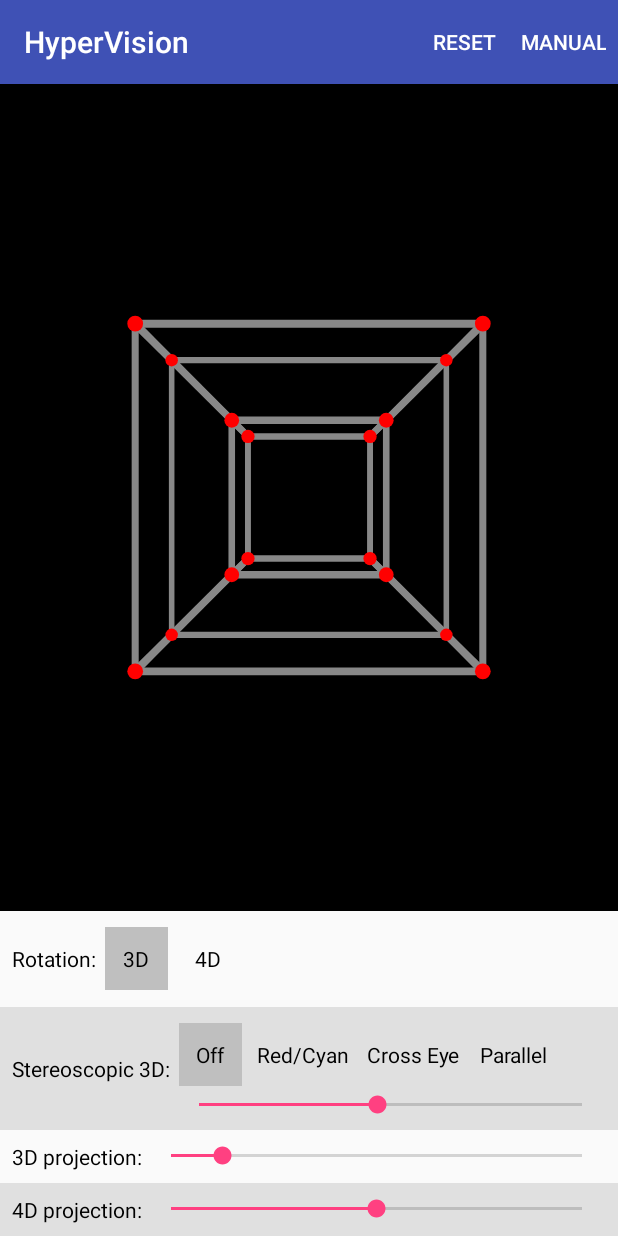
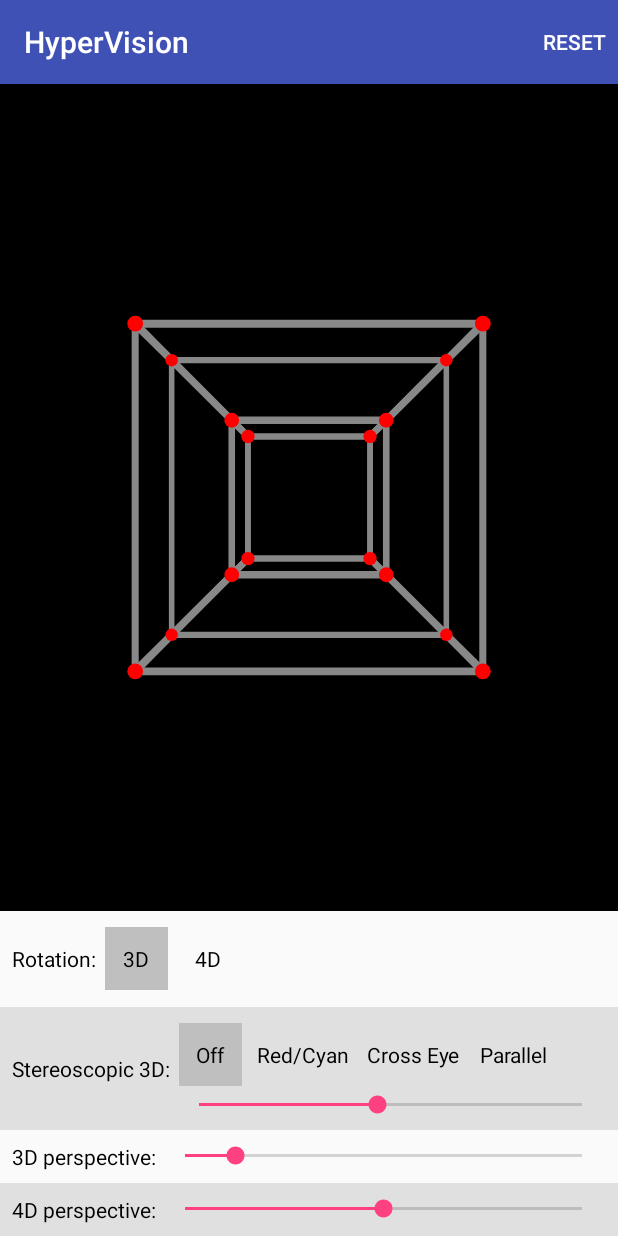
Before and after one commit to RyGuy101/HyperVision-AndroidStudio, an Android app: the screen it shows after launch (MainActivity), on a phone screen of 412 x 824 dp. Run offline under Robolectric (Android 15) with nearby library versions, the phone set to English and light mode, and no system bars.

```diff
--- a/app/src/main/java/com/blogspot/mathjoy/hypervision/HyperView.java
+++ b/app/src/main/java/com/blogspot/mathjoy/hypervision/HyperView.java
@@ -1,6 +1,7 @@
 package com.blogspot.mathjoy.hypervision;
 
 import java.util.ArrayList;
+import java.util.List;
 
 import android.content.Context;
 import android.graphics.Bitmap;
@@ -39,6 +40,9 @@ public class HyperView extends View implements OnTouchListener {
     double prevY;
     double currentX;
     double currentY;
+    double velocityX;
+    double velocityY;
+    boolean touching = false;
     int down = 0;
     public int rotateDim = 3;
     public static final int OFF_3D = 0;
@@ -55,6 +59,7 @@ public class HyperView extends View implements OnTouchListener {
     Path path = new Path();
     private Bitmap bitmap;
     Canvas myCanvas;
+    private double dpi;
     boolean expand = false;
     boolean shrink = false;
     boolean respondToTouch = true;
@@ -68,14 +73,19 @@ public class HyperView extends View implements OnTouchListener {
     }
 
     public void initialSetup() {
+        dpi = getResources().getDisplayMetrics().xdpi;
         if (points.size() == 0) {
-            for (int i = 0; i < numPoints; i++) {
+            for (int pointIndex = 0; pointIndex < numPoints; pointIndex++) {
+                String binaryNum = String.format("%" + Integer.toString(dimension) + "s", Integer.toBinaryString(pointIndex)).replace(' ', '0');
                 double[] coords = new double[dimension];
-                for (int j = 1; j <= dimension; j++) {
-                    if (i % Math.pow(2, j) < Math.pow(2, j - 1)) {
-                        coords[dimension - j] = -1;
+                for (int coordDimension = 0; coordDimension < dimension; coordDimension++) {
+                    char binaryDigit = binaryNum.charAt(coordDimension);
+                    if (binaryDigit == '0') {
+                        coords[coordDimension] = -1;
+                    } else if (binaryDigit == '1') {
+                        coords[coordDimension] = 1;
                     } else {
-                        coords[dimension - j] = 1;
+                        throw new RuntimeException("Error when converting int to binary string.");
                     }
                 }
                 originalPoints.add(new Point(coords));
@@ -83,13 +93,12 @@ public class HyperView extends View implements OnTouchListener {
             for (Point p : originalPoints) {
                 points.add(p.clone());
             }
-            for (Point p : originalPoints) {
-                points2.add(p.clone());
-            }
-            for (int i = 1; i <= dimension; i++) {
-                for (int j = 0; j < numPoints; j += Math.pow(2, i)) {
-                    for (int k = 0; k < Math.pow(2, i - 1); k++) {
-                        lines.add(new Line(j + k, (int) (j + k + Math.pow(2, i - 1))));
+
+            for (int lineDimension = 0; lineDimension < dimension; lineDimension++) {
+                int groupSize = (int) Math.pow(2, lineDimension);
+                for (int pointIndex = 0; pointIndex < numPoints; pointIndex += groupSize * 2) {
+                    for (int groupIndex = 0; groupIndex < groupSize; groupIndex++) {
+                        lines.add(new Line(pointIndex + groupIndex, pointIndex + groupIndex + groupSize));
                     }
                 }
             }
@@ -122,15 +131,17 @@ public class HyperView extends View implements OnTouchListener {
         }
         if (myCanvas != null) {
             drawBackground(myCanvas);
-            double rotateX = down * (-currentX - -prevX) * (myCanvas.getWidth() / 1440.0);
-            double rotateY = down * (-currentY - -prevY) * (myCanvas.getWidth() / 1440.0);
-            rotate(new int[]{1, rotateDim}, rotateX);
-            rotate(new int[]{0, rotateDim}, rotateY);
+            if (touching) {
+                velocityX = down * ((-currentX - -prevX) / size) * 60;
+                velocityY = down * ((-currentY - -prevY) / size) * 60;
+            }
+            rotate(new int[]{1, rotateDim}, velocityX, points);
+            rotate(new int[]{0, rotateDim}, velocityY, points);
             points2.clear();
             for (Point p : points) {
                 points2.add(p.clone());
             }
-            rotate2(new int[]{1, 3}, rotate3D);
+            rotate(new int[]{1, 3}, rotate3D, points2);
             prevX = currentX;
             prevY = currentY;
             down = 1;
@@ -248,7 +259,7 @@ public class HyperView extends View implements OnTouchListener {
             linePaint2.setColor(Color.GRAY);
         }
 
-        rotate(new int[]{1, 3}, -rotate3D / 2.0 - rotate3DAdjust);
+        rotate(new int[]{1, 3}, -rotate3D / 2.0 - rotate3DAdjust, points);
         rotate3DAdjust = -rotate3D / 2.0;
         MainActivity.activity.refreshLeftRDButton();
         MainActivity.activity.refreshRightRDButton();
@@ -314,37 +325,14 @@ public class HyperView extends View implements OnTouchListener {
         c.drawCircle((float) (panX + m * size * sizeAdjust * p.getCoord(0)), (float) (panY + m * size * sizeAdjust * p.getCoord(1)), (float) ((Math.pow(depth3D, Math.pow(depth4D, p.getCoord(3) - 1) * p.getCoord(2))) * pointThickness), pointPaint);
     }
 
-    public void rotate(int[] axes, double degrees) {
+    public void rotate(int[] axes, double degrees, List<Point> points) {
+        if (axes.length != dimension - 2) {
+            throw new IllegalArgumentException("You can't rotate a " + dimension + " dimensional object around " + axes.length + " dimensions!");
+        }
         double sin_t = Math.sin(Math.toRadians(degrees));
         double cos_t = Math.cos(Math.toRadians(degrees));
         for (int n = 0; n < points.size(); n++) {
             Point point = points.get(n);
-            int[] affectedAxes = new int[2];
-            int index = 0;
-            for (int i = 0; i < axes.length + 2; i++) {
-                boolean match = false;
-                for (int axis : axes) {
-                    if (axis == i) {
-                        match = true;
-                    }
-                }
-                if (!match) {
-                    affectedAxes[index] = i;
-                    index++;
-                }
-            }
-            double first = point.getCoord(affectedAxes[0]);
-            double second = point.getCoord(affectedAxes[1]);
-            point.setCoord(affectedAxes[0], first * cos_t - second * sin_t);
-            point.setCoord(affectedAxes[1], second * cos_t + first * sin_t);
-        }
-    }
-
-    private void rotate2(int[] axes, double degrees) {
-        double sin_t = Math.sin(Math.toRadians(degrees));
-        double cos_t = Math.cos(Math.toRadians(degrees));
-        for (int n = 0; n < points2.size(); n++) {
-            Point point = points2.get(n);
             int[] affectedAxes = new int[2];
             int index = 0;
             for (int i = 0; i < axes.length + 2; i++) {
@@ -377,6 +365,11 @@ public class HyperView extends View implements OnTouchListener {
             gestureDetector.onTouchEvent(event);
             if (event.getAction() != MotionEvent.ACTION_MOVE) {
                 down = 0;
+            }
+            if (event.getAction() == MotionEvent.ACTION_UP) {
+                touching = false;
+            } else {
+                touching = true;
             }
             currentX = event.getX();
             currentY = event.getY();
--- a/app/src/main/java/com/blogspot/mathjoy/hypervision/MainActivity.java
+++ b/app/src/main/java/com/blogspot/mathjoy/hypervision/MainActivity.java
@@ -1,8 +1,8 @@
 package com.blogspot.mathjoy.hypervision;
 
-import android.content.Intent;
 import android.content.pm.ActivityInfo;
 import android.content.res.Configuration;
+import android.os.Build;
 import android.os.Bundle;
 import android.support.v7.app.AppCompatActivity;
 import android.view.Menu;
@@ -10,6 +10,7 @@ import android.view.MenuItem;
 import android.view.View;
 import android.view.ViewGroup.LayoutParams;
 import android.view.ViewTreeObserver;
+import android.view.WindowManager;
 import android.view.animation.Animation;
 import android.view.animation.AnimationUtils;
 import android.widget.LinearLayout;
@@ -122,7 +123,7 @@ public class MainActivity extends AppCompatActivity {
                 } else {
                     hp.rotate3D = 0;
                 }
-                hp.rotate(new int[]{1, 3}, -hp.rotate3D / 2.0 - HyperView.rotate3DAdjust);
+                hp.rotate(new int[]{1, 3}, -hp.rotate3D / 2.0 - HyperView.rotate3DAdjust, HyperView.points);
                 HyperView.rotate3DAdjust = -hp.rotate3D / 2.0;
             }
         });
@@ -216,6 +217,14 @@ public class MainActivity extends AppCompatActivity {
                     ((TextView) findViewById(R.id.button3D2)).setText("4D");
                 }
                 getSupportActionBar().hide();
+                if (Build.VERSION.SDK_INT < 16) {
+                    getWindow().setFlags(WindowManager.LayoutParams.FLAG_FULLSCREEN,
+                            WindowManager.LayoutParams.FLAG_FULLSCREEN);
+                } else {
+                    View decorView = getWindow().getDecorView();
+                    int uiOptions = View.SYSTEM_UI_FLAG_FULLSCREEN;
+                    decorView.setSystemUiVisibility(uiOptions);
+                }
                 hp.setup = true;
             } else if (orientation == Configuration.ORIENTATION_PORTRAIT) {
                 findViewById(R.id.settings).setVisibility(View.VISIBLE);
@@ -245,10 +254,11 @@ public class MainActivity extends AppCompatActivity {
             HyperView.rotate3DAdjust = 0;
             hp.initialSetup();
             hp.setup = true;
-        } else if (item.getItemId() == R.id.manual) {
-            Intent intent = new Intent(this, ManualActivity.class);
-            startActivity(intent);
         }
+//        else if (item.getItemId() == R.id.manual) {
+//            Intent intent = new Intent(this, ManualActivity.class);
+//            startActivity(intent);
+//        }
         return true;
     }
 
--- a/app/src/main/res/layout-sw533dp/activity_main.xml
+++ b/app/src/main/res/layout-sw533dp/activity_main.xml
@@ -142,7 +142,7 @@
                 android:layout_width="wrap_content"
                 android:layout_height="wrap_content"
                 android:layout_gravity="center_vertical"
-                android:text="3D projection: "
+                android:text="3D perspective: "
                 android:textColor="#000000" />
 
             <SeekBar
@@ -165,7 +165,7 @@
                 android:layout_height="wrap_content"
                 android:layout_gravity="center_vertical"
                 android:background="#E0E0E0"
-                android:text="4D projection: "
+                android:text="4D perspective: "
                 android:textColor="#000000" />
 
             <SeekBar
--- a/app/src/main/res/layout/activity_main.xml
+++ b/app/src/main/res/layout/activity_main.xml
@@ -188,7 +188,7 @@
                 android:layout_width="wrap_content"
                 android:layout_height="wrap_content"
                 android:layout_gravity="center_vertical"
-                android:text="3D projection: "
+                android:text="3D perspective: "
                 android:textColor="#000000" />
 
             <SeekBar
@@ -211,7 +211,7 @@
                 android:layout_height="wrap_content"
                 android:layout_gravity="center_vertical"
                 android:background="#E0E0E0"
-                android:text="4D projection: "
+                android:text="4D perspective: "
                 android:textColor="#000000" />
 
             <SeekBar
--- a/app/src/main/res/menu/main.xml
+++ b/app/src/main/res/menu/main.xml
@@ -8,9 +8,9 @@
         app:showAsAction="ifRoom"
         android:title="Reset"/>
 
-    <item
-        android:id="@+id/manual"
-        app:showAsAction="ifRoom"
-        android:title="Manual"/>
+    <!--<item-->
+        <!--android:id="@+id/manual"-->
+        <!--app:showAsAction="ifRoom"-->
+        <!--android:title="Manual"/>-->
 
 </menu>
```
Also changed, not shown: app/src/main/res/layout/activity_manual.xml (line endings or trailing spaces).
